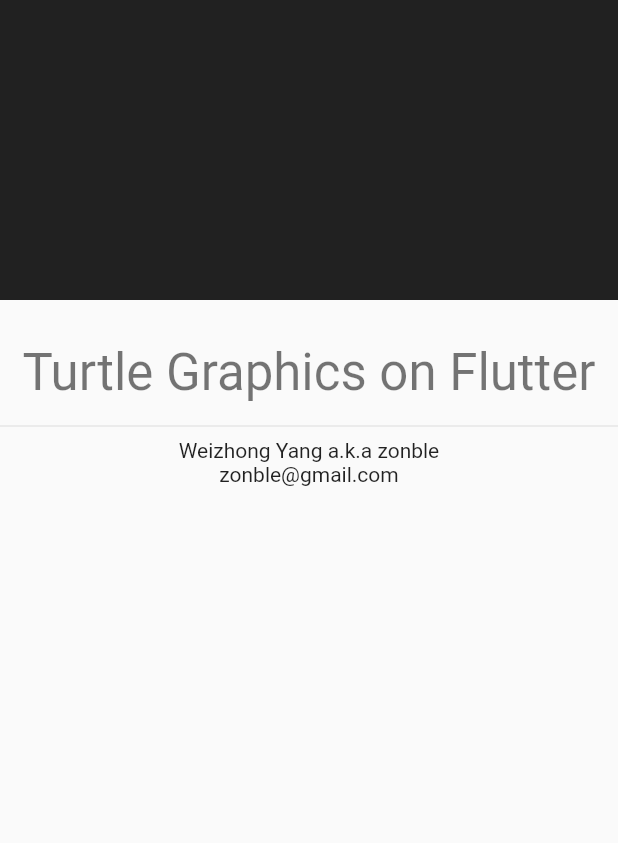
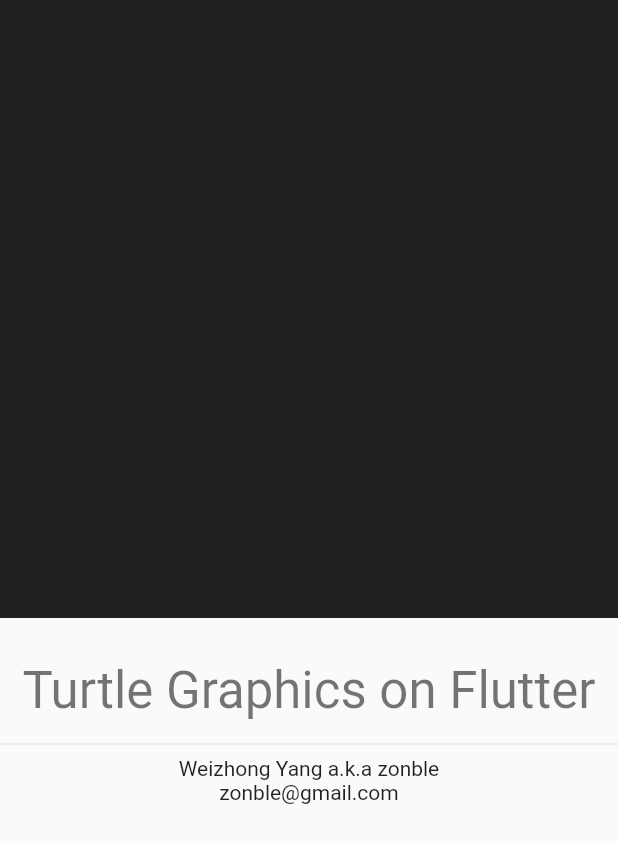
Before and after one commit to zonble/flutter_turtle_slide, a Flutter app: the screen it shows after launch, on a phone screen of 412 x 824 dp. Shown: the top 843 px of the screen. Run offline on Flutter 3.47's test engine with Material 2 defaults, Android fonts, the phone set to English and light mode, and no system bars; missing offline and left inert: flutter_turtle.

Commit message:
Updates the examples.

```diff
--- a/lib/pages/cover.dart
+++ b/lib/pages/cover.dart
@@ -21,7 +21,7 @@
                 child: AnimatedTurtleView(
                   animationDuration: Duration(milliseconds: 500),
                   child: Container(
-                    height: 200,
+                    height: MediaQuery.of(context).size.height / 2.0,
                     width: double.infinity,
                   ),
                   commands: [
```
